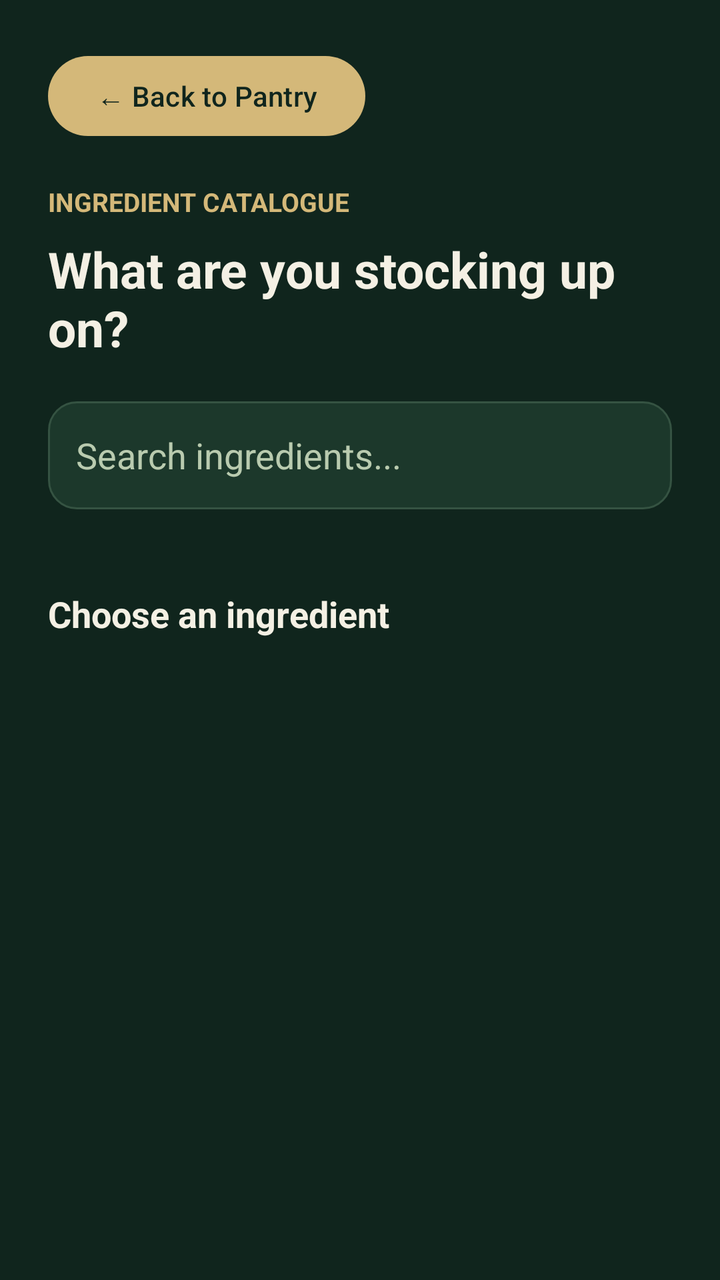
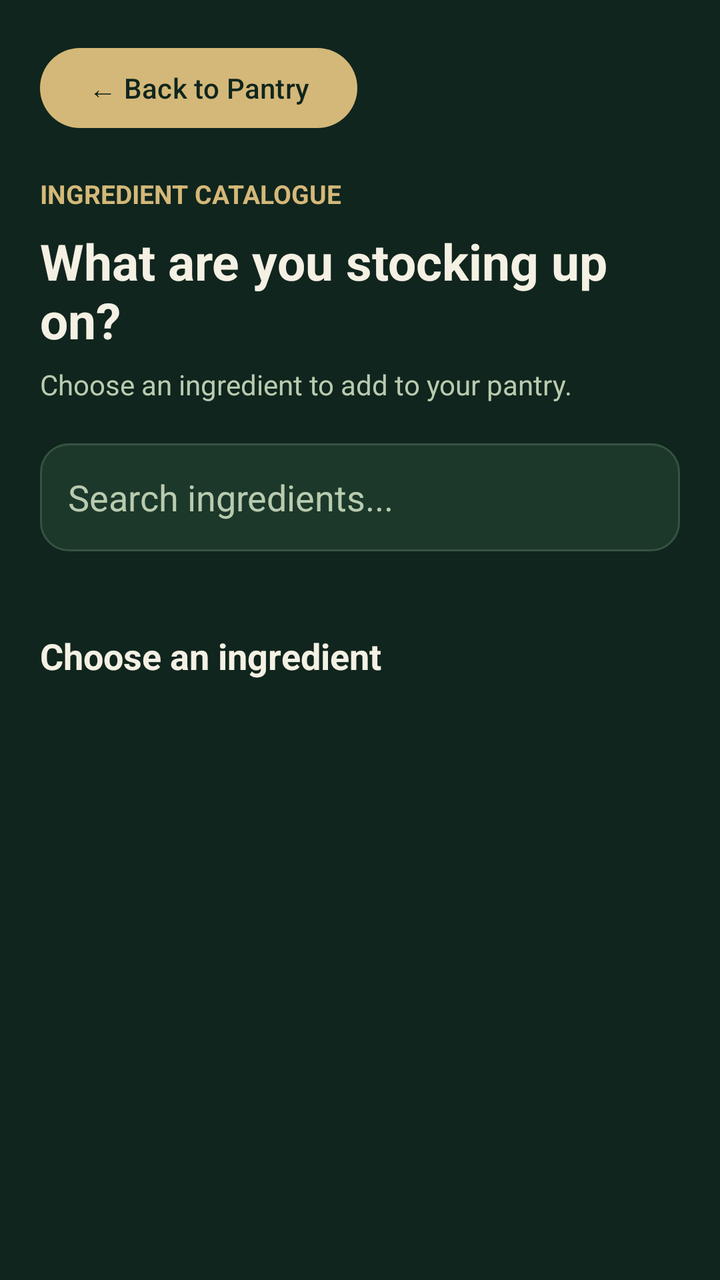

An Android layout rendered at two revisions. The XML below is the earlier revision; the diff shows what the commit changed to produce the second picture.
<!-- AndroidManifest.xml: application theme Theme.SmartPantryManager -->
<!-- res/layout/activity_ingredient_picker.xml -->
<?xml version="1.0" encoding="utf-8"?>
<ScrollView xmlns:android="http://schemas.android.com/apk/res/android"
    android:layout_width="match_parent"
    android:layout_height="match_parent"
    android:background="@color/pantry_background"
    android:fillViewport="true">

    <LinearLayout
        android:layout_width="match_parent"
        android:layout_height="wrap_content"
        android:orientation="vertical"
        android:padding="24dp">

        <Button
            android:id="@+id/btnPickerBack"
            android:layout_width="wrap_content"
            android:layout_height="48dp"
            android:text="← Back to Pantry"
            android:textAllCaps="false" />

        <TextView
            android:layout_width="match_parent"
            android:layout_height="wrap_content"
            android:layout_marginTop="20dp"
            android:text="INGREDIENT CATALOGUE"
            android:textColor="@color/pantry_gold"
            android:textSize="13sp"
            android:textStyle="bold" />

        <TextView
            android:layout_width="match_parent"
            android:layout_height="wrap_content"
            android:layout_marginTop="8dp"
            android:text="What are you stocking up on?"
            android:textColor="@color/pantry_cream"
            android:textSize="25sp"
            android:textStyle="bold" />

        <EditText
            android:id="@+id/etIngredientSearch"
            android:layout_width="match_parent"
            android:layout_height="54dp"
            android:layout_marginTop="20dp"
            android:background="@drawable/bg_input"
            android:hint="Search ingredients..."
            android:inputType="text"
            android:padding="14dp"
            android:textColor="@color/pantry_cream"
            android:textColorHint="@color/pantry_sage" />

        <HorizontalScrollView
            android:layout_width="match_parent"
            android:layout_height="wrap_content"
            android:layout_marginTop="16dp"
            android:scrollbars="none">

            <LinearLayout
                android:id="@+id/categoryContainer"
                android:layout_width="wrap_content"
                android:layout_height="wrap_content"
                android:orientation="horizontal" />

        </HorizontalScrollView>

        <TextView
            android:layout_width="match_parent"
            android:layout_height="wrap_content"
            android:layout_marginTop="24dp"
            android:text="Choose an ingredient"
            android:textColor="@color/pantry_cream"
            android:textSize="18sp"
            android:textStyle="bold" />

        <TextView
            android:id="@+id/tvNoIngredients"
            android:layout_width="match_parent"
            android:layout_height="wrap_content"
            android:layout_marginTop="16dp"
            android:text="No ingredients found. Try another search."
            android:textColor="@color/pantry_sage"
            android:visibility="gone" />

        <LinearLayout
            android:id="@+id/ingredientContainer"
            android:layout_width="match_parent"
            android:layout_height="wrap_content"
            android:layout_marginTop="12dp"
            android:orientation="vertical" />

    </LinearLayout>
</ScrollView>
<!-- resources referenced by this layout -->
<resources>
  <color name="pantry_background">#10251D</color>
  <color name="pantry_cream">#F4F0E4</color>
  <color name="pantry_gold">#D4B879</color>
  <color name="pantry_sage">#B9CBAF</color>
  <!-- drawable bg_input (drawable) -->
  <?xml version="1.0" encoding="utf-8"?>
  <shape xmlns:android="http://schemas.android.com/apk/res/android">
      <solid android:color="@color/pantry_card"/>
      <corners android:radius="14dp"/>
      <stroke android:width="1dp" android:color="@color/pantry_border"/>
      <padding
          android:left="12dp"
          android:top="4dp"
          android:right="12dp"
          android:bottom="4dp"/>
  </shape>
  <style name="Theme.SmartPantryManager" parent="Base.Theme.SmartPantryManager" />
  <color name="pantry_card">#1C382B</color>
  <color name="pantry_border">#355342</color>
  <style name="Base.Theme.SmartPantryManager" parent="Theme.Material3.DayNight.NoActionBar">
  
          <item name="colorPrimary">@color/pantry_gold</item>
          <item name="colorOnPrimary">@color/pantry_background</item>
  
          <item name="colorSecondary">@color/pantry_sage</item>
          <item name="colorOnSecondary">@color/pantry_background</item>
  
          <item name="colorSurface">@color/pantry_card</item>
          <item name="colorOnSurface">@color/pantry_cream</item>
  
          <item name="colorControlActivated">@color/pantry_gold</item>
          <item name="colorAccent">@color/pantry_gold</item>
          <item name="android:colorAccent">@color/pantry_gold</item>
  
          <item name="android:windowBackground">@color/pantry_background</item>
          <item name="android:statusBarColor">@color/pantry_background</item>
          <item name="android:navigationBarColor">@color/pantry_background</item>
  
          <item name="android:windowLightStatusBar">false</item>
          <item name="android:windowLightNavigationBar" tools:targetApi="27">false</item>
  
      </style>
</resources>

<!-- the commit's change to res/layout/activity_ingredient_picker.xml (unified diff, before → after) -->
@@ -9,7 +9,7 @@
         android:layout_width="match_parent"
         android:layout_height="wrap_content"
         android:orientation="vertical"
-        android:padding="24dp">
+        android:padding="20dp">
 
         <Button
             android:id="@+id/btnPickerBack"
@@ -35,6 +35,14 @@
             android:textColor="@color/pantry_cream"
             android:textSize="25sp"
             android:textStyle="bold" />
+
+        <TextView
+            android:layout_width="match_parent"
+            android:layout_height="wrap_content"
+            android:layout_marginTop="6dp"
+            android:text="Choose an ingredient to add to your pantry."
+            android:textColor="@color/pantry_sage"
+            android:textSize="14sp" />
 
         <EditText
             android:id="@+id/etIngredientSearch"
@@ -78,14 +86,18 @@
             android:layout_marginTop="16dp"
             android:text="No ingredients found. Try another search."
             android:textColor="@color/pantry_sage"
+            android:gravity="center"
             android:visibility="gone" />
 
-        <LinearLayout
+        <GridLayout
             android:id="@+id/ingredientContainer"
             android:layout_width="match_parent"
             android:layout_height="wrap_content"
             android:layout_marginTop="12dp"
-            android:orientation="vertical" />
+            android:columnCount="2"
+            android:alignmentMode="alignMargins"
+            android:useDefaultMargins="true"
+            android:orientation="horizontal" />
 
     </LinearLayout>
 </ScrollView>
